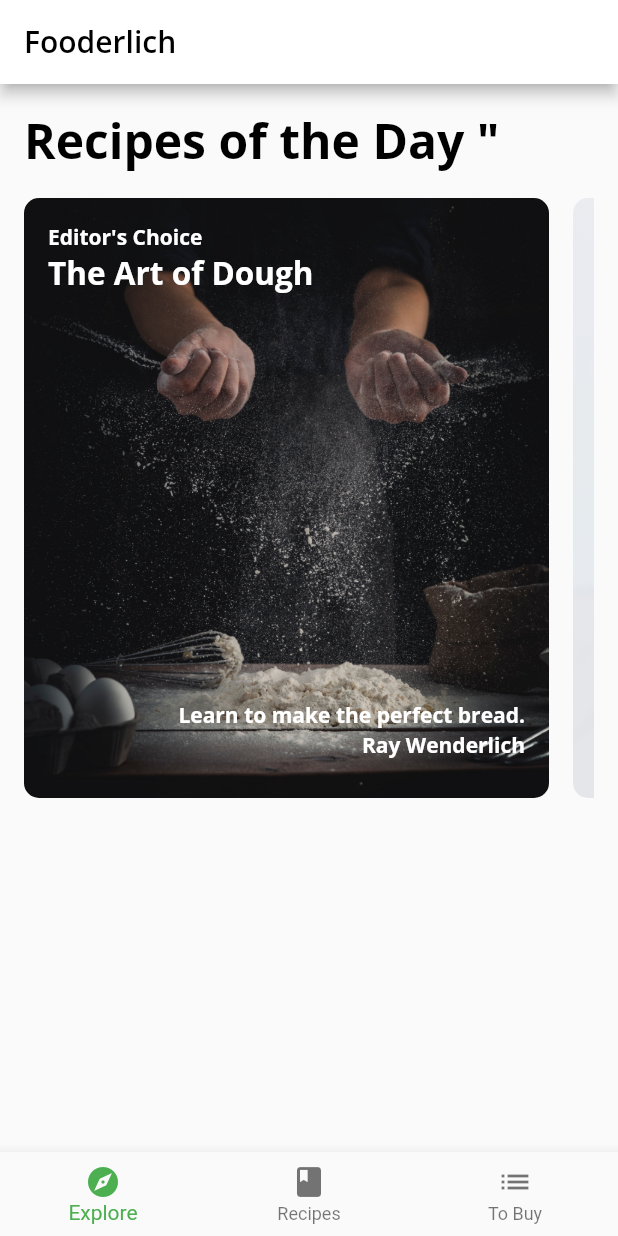
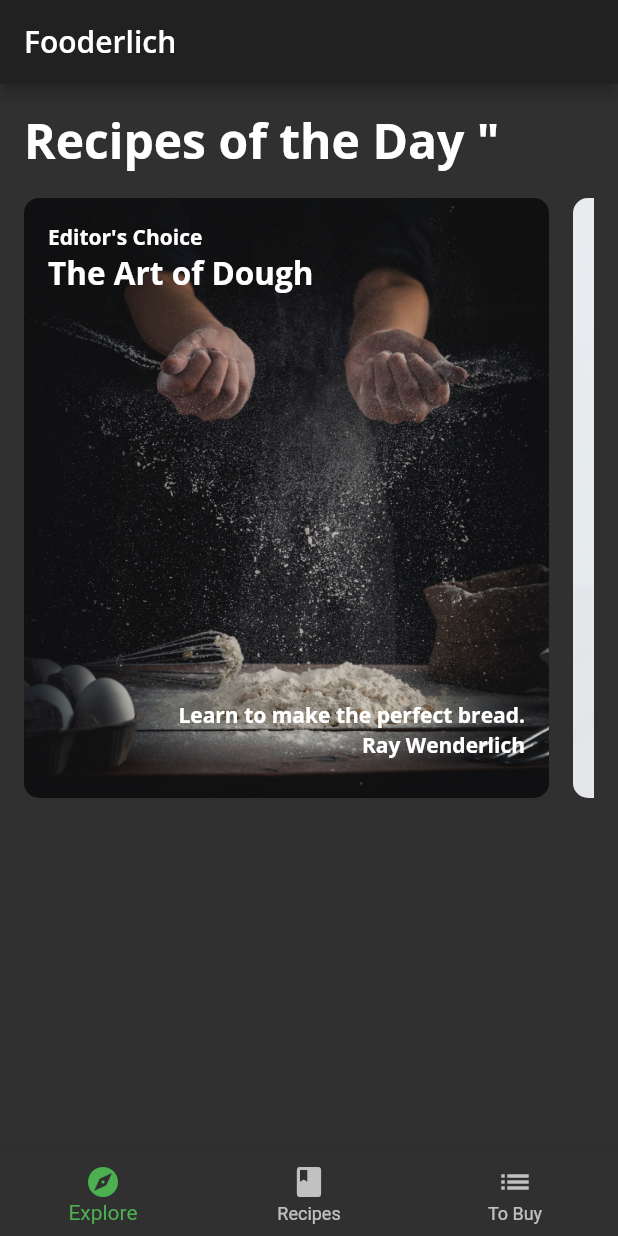
Before and after one commit to BD911-Coder/scrollable_widget2, a Flutter app: the screen it shows after launch, on a phone screen of 412 x 824 dp. Run offline on Flutter 3.47's test engine with Material 2 defaults, Android fonts, the phone set to English and light mode, and no system bars; our stand-ins replace google_fonts.

Commit message:
Dark theme added

```diff
--- a/lib/main.dart
+++ b/lib/main.dart
@@ -11,7 +11,7 @@ class Fooderlich extends StatelessWidget {
   const Fooderlich({Key? key}) : super(key: key);
   @override
   Widget build(BuildContext context) {
-    final theme = FooderlichTheme.light();
+    final theme = FooderlichTheme.dark();
     return MaterialApp(
       theme: theme,
       title: 'Fooderlich',
```
